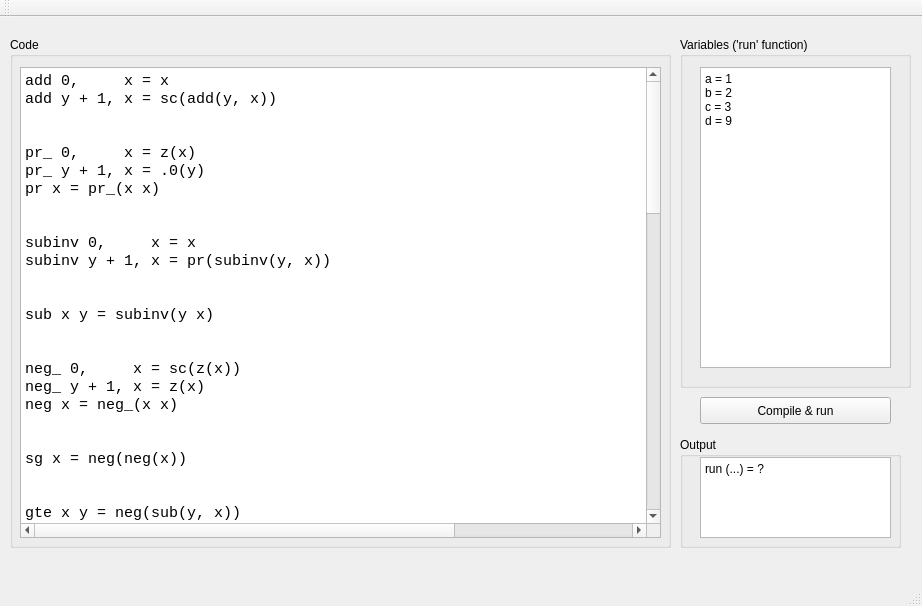
Old version of the form mainwindow.ui in the repository luka-mikec/mu_machine.
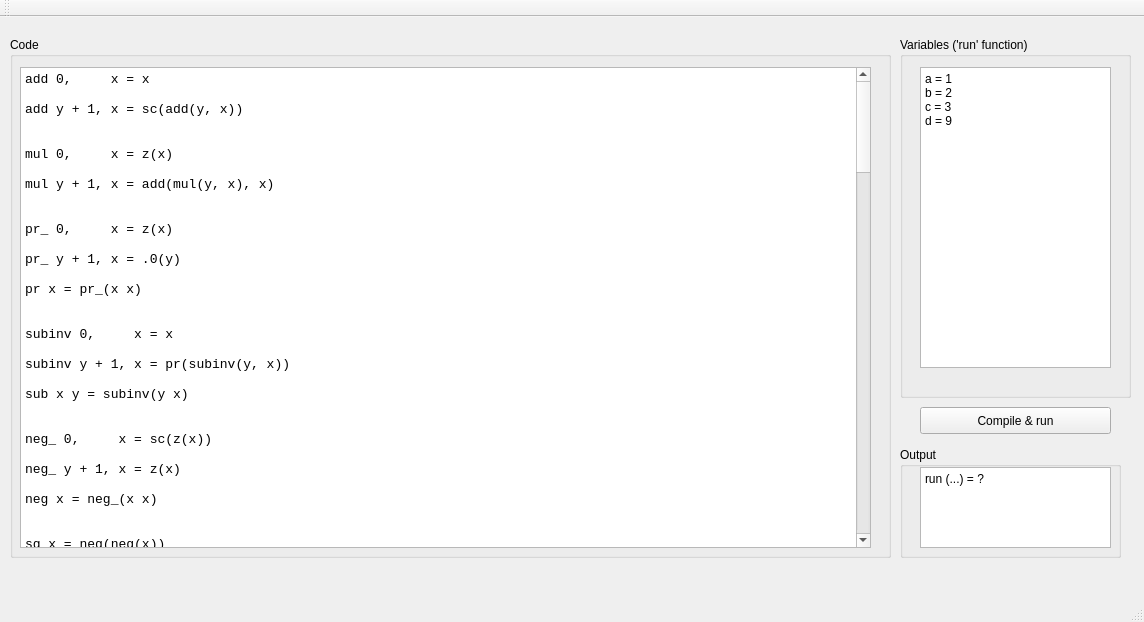
New version of the form.

Diff of the .ui file:
```diff
--- a/mainwindow.ui
+++ b/mainwindow.ui
@@ -6,10 +6,16 @@
    <rect>
     <x>0</x>
     <y>0</y>
-    <width>922</width>
-    <height>606</height>
+    <width>1144</width>
+    <height>622</height>
    </rect>
   </property>
+  <property name="sizePolicy">
+   <sizepolicy hsizetype="Expanding" vsizetype="Expanding">
+    <horstretch>0</horstretch>
+    <verstretch>0</verstretch>
+   </sizepolicy>
+  </property>
   <property name="windowTitle">
    <string>mu_machine</string>
   </property>
@@ -19,10 +25,19 @@
      <rect>
       <x>10</x>
       <y>20</y>
-      <width>661</width>
-      <height>511</height>
+      <width>881</width>
+      <height>521</height>
      </rect>
     </property>
+    <property name="sizePolicy">
+     <sizepolicy hsizetype="Expanding" vsizetype="Expanding">
+      <horstretch>0</horstretch>
+      <verstretch>0</verstretch>
+     </sizepolicy>
+    </property>
+    <property name="autoFillBackground">
+     <bool>false</bool>
+    </property>
     <property name="title">
      <string>Code</string>
     </property>
@@ -31,53 +46,78 @@
       <rect>
        <x>10</x>
        <y>30</y>
-       <width>641</width>
-       <height>471</height>
+       <width>851</width>
+       <height>481</height>
       </rect>
      </property>
      <property name="font">
       <font>
        <family>Monospace</family>
-       <pointsize>11</pointsize>
+       <pointsize>10</pointsize>
       </font>
      </property>
+     <property name="autoFillBackground">
+      <bool>false</bool>
+     </property>
      <property name="lineWrapMode">
       <enum>QPlainTextEdit::NoWrap</enum>
      </property>
      <property name="plainText">
       <string>add 0,     x = x
+
 add y + 1, x = sc(add(y, x))
 
 
+mul 0,     x = z(x)
+
+mul y + 1, x = add(mul(y, x), x)
+
+
 pr_ 0,     x = z(x)
+
 pr_ y + 1, x = .0(y)
+
 pr x = pr_(x x)
 
 
 subinv 0,     x = x
+
 subinv y + 1, x = pr(subinv(y, x))
 
-
 sub x y = subinv(y x)
 
 
 neg_ 0,     x = sc(z(x))
+
 neg_ y + 1, x = z(x)
+
 neg x = neg_(x x)
 
 
 sg x = neg(neg(x))
 
 
+and x y = mul(sg(x), sg(y))
+
+
+or x y = neg(and(neg(x) neg(y)))
+
+
+cond x y = or(neg(x) y)
+
+
+iff x y = and(cond(x y) cond(y x))
+
+
 gte x y = neg(sub(y, x))
 
 
-mul 0,     x = z(x)
-mul y + 1, x = add(mul(y, x), x)
+
 
 
 exp_ 0,     x = sc(z(x))
-exp_ y + 1, x = mul(exp_(y, x), x)
+
+exp_ y + 1, x  = mul(exp_(y, x), x)
 exp base power = exp_(power base)
 
 
@@ -97,42 +137,97 @@
 h x, i = i
 
 sum_first_ 0,     x = g(x, z(x))
-sum_first_ y + 1, x = add(sum_first_(y, x), g(x, sc(y)))
+sum_first_ y + 1, x 
+= add(
+	sum_first_(y, x), 
+	g(x, sc(y))
+)
 sum_first x = sum_first_(x x)
 
 
 mul_seq_ 0,     offset, x = h(x, offset)
-mul_seq_ y + 1, offset, x = mul(mul_seq_(z(x), offset, x), h(x, add(offset, sc(y))))
-mul_from_to left right x = mul(mul_seq_(sub(right, left), left, x), neg(sub(left, right)))
+mul_seq_ y + 1, offset, x 
+= mul(
+	mul_seq_(z(x), offset, x), 
+	h(x, add(offset, sc(y)))
+)
+mul_from_to left right x 
+= mul(
+	mul_seq_(sub(right, left), left, x), 
+	neg(sub(left, right))
+)
 
 
-sum_from_to_ l, r, x = mul(add(sub(sum_first_(r, x), sum_first_(l, x)),  g(x, l)), neg(sub(l, r)))
+sum_from_to_ l, r, x 
+= mul(
+	add(
+		sub(sum_first_(r, x), sum_first_(l, x)),  
+		g(x, l)
+	), 
+	neg(sub(l, r))
+)
+
 sum_from_to left right = sum_from_to_(left right right)
 
 
-INFO_this_gives_smallest_number_A_such_that_2xA_larger_than_7 		info=info
+# this gives the smallest number A such that 2xA &gt; 7 #
 
-mu_h x i = neg( gte(mul(b2(x), i), sc(sc(b5(x)))) )
+mu_h x i 
+= neg( 
+	gte(
+		mul(b2(x), i), 
+		sc(sc(b5(x)))
+	) 
+)
+
 mu_mul_seq_ 0,     offset, x = mu_h(x, offset)
-mu_mul_seq_ y + 1, offset, x = mul(mu_mul_seq_(z(x), offset, x), mu_h(x, add(offset, sc(y))))
-mu_mul_from_to left right x = mul(mu_mul_seq_(sub(right, left), left, x), neg(sub(left, right)))
+
+mu_mul_seq_ y + 1, offset, x 
+= mul(
+	mu_mul_seq_(z(x), offset, x), 
+	mu_h(x, add(offset, sc(y)))
+)
+
+mu_mul_from_to left right x = 
+mul(
+	mu_mul_seq_(
+		sub(right, left), 
+		left, 
+		x
+	), 
+	neg(
+		sub(left, right)
+	)
+)
+
 mu_g x i = mu_mul_from_to(z(x), i, x)
 mu_ 0,     x = mu_g(x, z(x))
 mu_ y + 1, x = add(mu_(y, x), mu_g(x, sc(y)))
 mu x limit = mu_ (limit x)
 
 
-run a b c d = mu(b, d)</string>
+{ sumand | 
+   sum_fst 0,     x = sumand(x, z(x))
+   sum_fst y + 1, x 
+   = add(
+	sum_fst(y, x), 
+  	sumand(x, sc(y))
+   )
+   sum_f x = sum_fst{sumand}(x x)
+}
+
+
+run a b c d = sum_f{h} d</string>
      </property>
     </widget>
    </widget>
    <widget class="QGroupBox" name="groupBox_2">
     <property name="geometry">
      <rect>
-      <x>680</x>
+      <x>900</x>
       <y>20</y>
       <width>231</width>
-      <height>351</height>
+      <height>361</height>
      </rect>
     </property>
     <property name="title">
@@ -161,8 +256,8 @@
    <widget class="QGroupBox" name="groupBox_3">
     <property name="geometry">
      <rect>
-      <x>680</x>
-      <y>420</y>
+      <x>900</x>
+      <y>430</y>
       <width>221</width>
       <height>111</height>
      </rect>
@@ -190,8 +285,8 @@
    <widget class="QPushButton" name="pushButton">
     <property name="geometry">
      <rect>
-      <x>700</x>
-      <y>380</y>
+      <x>920</x>
+      <y>390</y>
       <width>191</width>
       <height>27</height>
      </rect>
```
Left out of the diff: 2 changed lines with no effect on the pictures.
